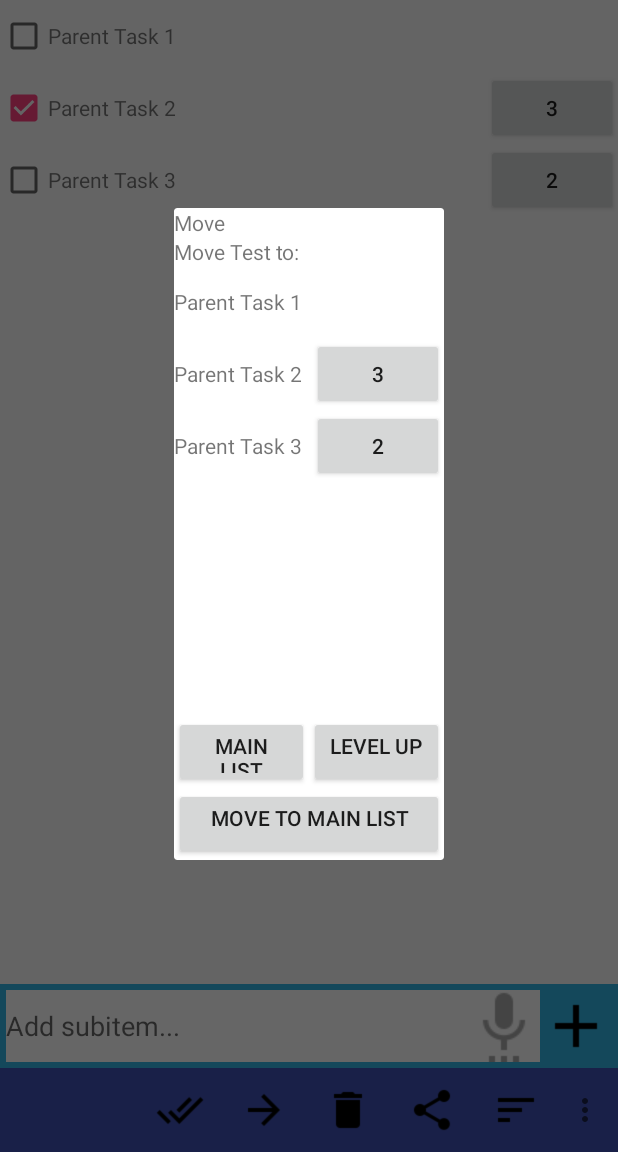
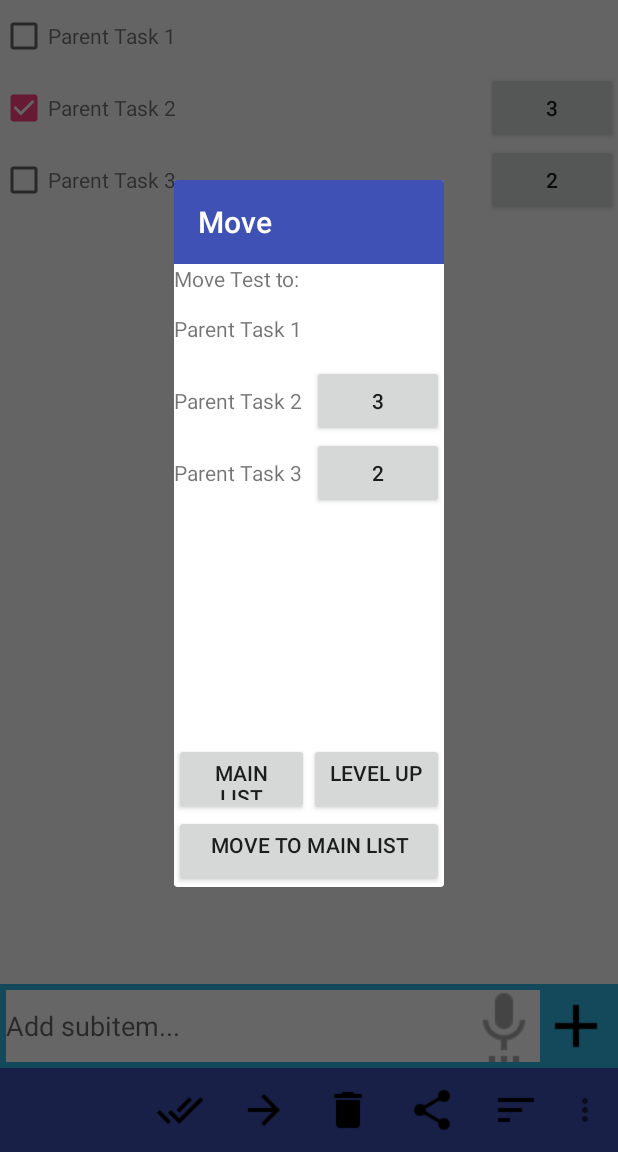
Before and after one commit to aneeshkarayil/SimpleToDo, an Android app: the screen it shows after launch (MainActivity), after a tap on "Move", on a phone screen of 412 x 824 dp, the part 84-1236 px from its top. Run offline under Robolectric (Android 15) with nearby library versions, the phone set to English and light mode, and no system bars; libraries missing offline, so code that uses them is left out: com.afollestad.materialdialogs.

Commit message:
Move fragment initial checkin

```diff
--- a/app/src/main/java/com/example/aneesh/simpletodo/fragment/MoveFragment.java
+++ b/app/src/main/java/com/example/aneesh/simpletodo/fragment/MoveFragment.java
@@ -8,6 +8,7 @@ import android.support.v4.app.DialogFragment;
 import android.support.v7.app.AlertDialog;
 import android.support.v7.widget.LinearLayoutManager;
 import android.support.v7.widget.RecyclerView;
+import android.support.v7.widget.Toolbar;
 import android.view.LayoutInflater;
 import android.view.View;
 import android.view.ViewGroup;
@@ -122,6 +123,9 @@ public class MoveFragment extends DialogFragment {
             }
         });
 
+        final Toolbar moveToolbar = (Toolbar) v.findViewById(R.id.move_toolbar);
+        moveToolbar.setTitle(R.string.move);
+
         final RecyclerView recyclerView = (RecyclerView) v.findViewById(R.id.fragment_recycler_view);
         MoveTasksAdapter taskAdapter = new MoveTasksAdapter(getActivity(), tasks);
         recyclerView.setAdapter(taskAdapter);
--- a/app/src/main/res/layout/move_fragment.xml
+++ b/app/src/main/res/layout/move_fragment.xml
@@ -1,12 +1,23 @@
 <?xml version="1.0" encoding="utf-8"?>
 <LinearLayout xmlns:android="http://schemas.android.com/apk/res/android"
-    android:orientation="vertical" android:layout_width="match_parent"
+    xmlns:app="http://schemas.android.com/apk/res-auto"
+    android:orientation="vertical"
+    android:layout_width="match_parent"
     android:layout_height="match_parent">
 
-    <TextView
+    <android.support.v7.widget.Toolbar
+        android:layout_alignParentTop="true"
+        android:layout_alignParentStart="true"
+        android:layout_alignParentLeft="true"
+        android:fitsSystemWindows="true"
+        android:id="@+id/move_toolbar"
+        android:minHeight="?attr/actionBarSize"
         android:layout_width="match_parent"
         android:layout_height="wrap_content"
-        android:text="@string/move"/>
+        app:titleTextColor="@android:color/white"
+        android:background="?attr/colorPrimary"
+        >
+    </android.support.v7.widget.Toolbar>
 
     <TextView
         android:id="@+id/fragment_move_to_tv"
```
